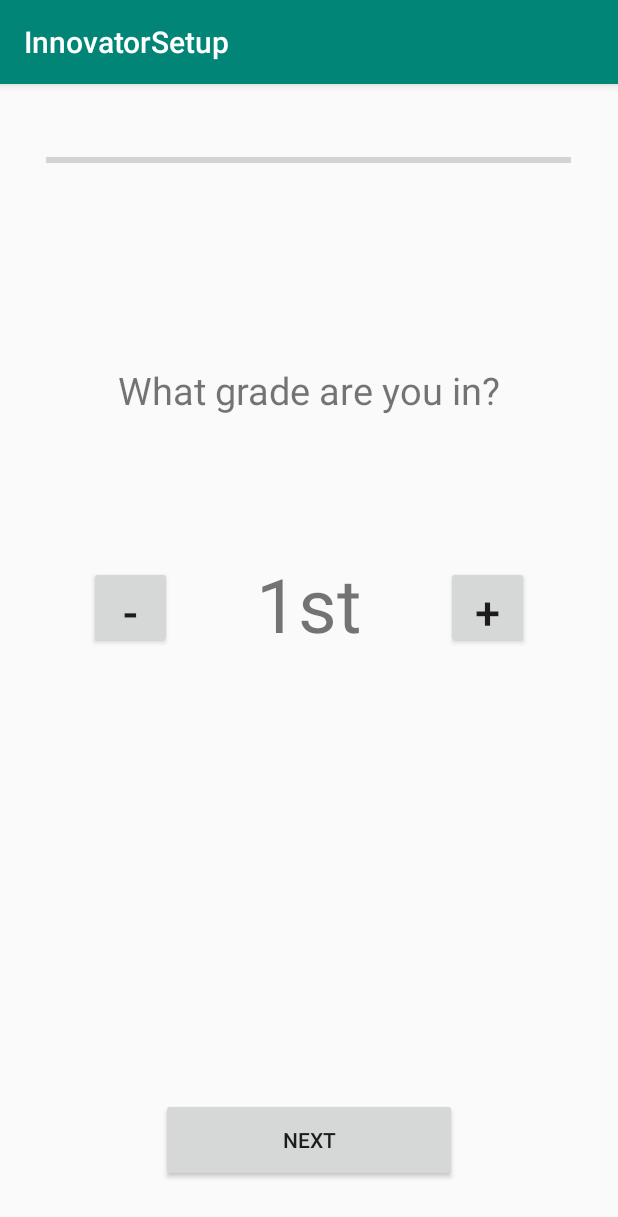
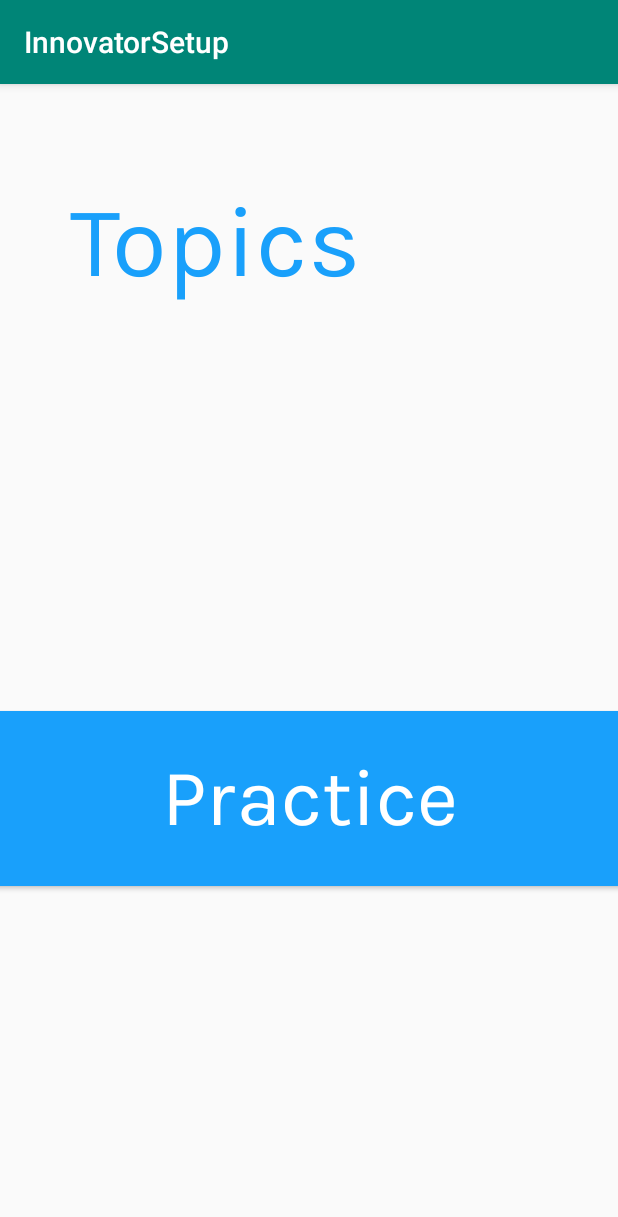
Before and after one commit to tzhuang1/Innovator, an Android app: the screen it shows after launch (MainActivity), on a phone screen of 412 x 824 dp. Shown: the top 1217 px of the screen. Run offline under Robolectric (Android 15) with nearby library versions, the phone set to English and light mode, and no system bars.

Commit message:
styles, add fonts, etc etc

```diff
--- a/app/src/main/AndroidManifest.xml
+++ b/app/src/main/AndroidManifest.xml
@@ -9,7 +9,7 @@
         android:roundIcon="@mipmap/ic_launcher_round"
         android:supportsRtl="true"
         android:theme="@style/AppTheme">
-        <activity android:name=".MainActivity">
+        <activity android:name="com.example.innovatorTopicSelection.MainActivity">
             <intent-filter>
                 <action android:name="android.intent.action.MAIN" />
 
--- /dev/null
+++ b/app/src/main/java/com/example/innovatorTopicSelection/MainActivity.java
@@ -0,0 +1,24 @@
+package com.example.innovatorTopicSelection;
+
+import android.os.Bundle;
+import android.widget.Button;
+
+import androidx.appcompat.app.AppCompatActivity;
+
+import com.example.innovatorsetup.R;
+
+
+public class MainActivity extends AppCompatActivity {
+
+    Button startPracticeButton;
+
+    @Override
+    protected void onCreate(Bundle savedInstanceState) {
+        super.onCreate(savedInstanceState);
+        setContentView(R.layout.activity_topic_select);
+        startPracticeButton = findViewById(R.id.practice_start_button);
+
+
+
+    }
+}
--- a/app/src/main/java/com/example/innovatorsetup/MainActivity.java
+++ /dev/null
@@ -1,18 +0,0 @@
-package com.example.innovatorsetup;
-
-import android.os.Bundle;
-
-import androidx.appcompat.app.AppCompatActivity;
-
-
-
-
-public class MainActivity extends AppCompatActivity {
-
-    @Override
-    protected void onCreate(Bundle savedInstanceState) {
-        super.onCreate(savedInstanceState);
-        setContentView(R.layout.activity_main);
-
-    }
-}
--- a/app/src/main/res/layout/activity_main.xml
+++ /dev/null
@@ -1,119 +0,0 @@
-<?xml version="1.0" encoding="utf-8"?>
-<androidx.constraintlayout.widget.ConstraintLayout xmlns:android="http://schemas.android.com/apk/res/android"
-    xmlns:app="http://schemas.android.com/apk/res-auto"
-    xmlns:tools="http://schemas.android.com/tools"
-    android:layout_width="match_parent"
-    android:layout_height="match_parent"
-    tools:context=".MainActivity">
-
-    <Button
-        android:id="@+id/gradeSelectLeftBtn"
-        android:layout_width="55dp"
-        android:layout_height="55dp"
-        android:layout_marginStart="8dp"
-        android:layout_marginLeft="8dp"
-        android:layout_marginTop="8dp"
-        android:layout_marginEnd="8dp"
-        android:layout_marginRight="8dp"
-        android:layout_marginBottom="8dp"
-        android:text="-"
-        android:textSize="30sp"
-        app:layout_constraintBottom_toBottomOf="parent"
-        app:layout_constraintEnd_toEndOf="parent"
-        app:layout_constraintHorizontal_bias="0.15"
-        app:layout_constraintStart_toStartOf="parent"
-        app:layout_constraintTop_toTopOf="parent"
-        app:layout_constraintVertical_bias="0.45" />
-
-    <Button
-        android:id="@+id/gradeSelectRightBtn"
-        android:layout_width="55dp"
-        android:layout_height="55dp"
-        android:layout_marginStart="8dp"
-        android:layout_marginLeft="8dp"
-        android:layout_marginTop="8dp"
-        android:layout_marginEnd="8dp"
-        android:layout_marginRight="8dp"
-        android:layout_marginBottom="8dp"
-        android:text="+"
-        android:textSize="30sp"
-        app:layout_constraintBottom_toBottomOf="parent"
-        app:layout_constraintEnd_toEndOf="parent"
-        app:layout_constraintHorizontal_bias="0.85"
-        app:layout_constraintStart_toStartOf="parent"
-        app:layout_constraintTop_toTopOf="parent"
-        app:layout_constraintVertical_bias="0.45" />
-
-    <TextView
-        android:id="@+id/setupGradeSelectTxt"
-        android:layout_width="wrap_content"
-        android:layout_height="wrap_content"
-        android:layout_marginStart="8dp"
-        android:layout_marginLeft="8dp"
-        android:layout_marginTop="4dp"
-        android:layout_marginEnd="8dp"
-        android:layout_marginRight="8dp"
-        android:layout_marginBottom="8dp"
-        android:text="@string/setup_grade_select_text"
-        android:textSize="25sp"
-        app:layout_constraintBottom_toBottomOf="parent"
-        app:layout_constraintEnd_toEndOf="parent"
-        app:layout_constraintStart_toStartOf="parent"
-        app:layout_constraintTop_toTopOf="parent"
-        app:layout_constraintVertical_bias="0.253" />
-
-    <TextView
-        android:id="@+id/setupGradeDisplayTxt"
-        android:layout_width="wrap_content"
-        android:layout_height="wrap_content"
-        android:layout_marginStart="8dp"
-        android:layout_marginLeft="8dp"
-        android:layout_marginTop="8dp"
-        android:layout_marginEnd="8dp"
-        android:layout_marginRight="8dp"
-        android:layout_marginBottom="8dp"
-        android:text="1st"
-        android:textSize="50sp"
-        app:layout_constraintBottom_toBottomOf="parent"
-        app:layout_constraintEnd_toStartOf="@+id/gradeSelectRightBtn"
-        app:layout_constraintStart_toEndOf="@+id/gradeSelectLeftBtn"
-        app:layout_constraintTop_toBottomOf="@+id/setupGradeSelectTxt"
-        app:layout_constraintVertical_bias="0.18" />
-
-    <ProgressBar
-        android:id="@+id/progressBar"
-        style="?android:attr/progressBarStyleHorizontal"
-        android:layout_width="350dp"
-        android:layout_height="30dp"
-        android:layout_marginStart="8dp"
-        android:layout_marginLeft="8dp"
-        android:layout_marginEnd="8dp"
-        android:layout_marginRight="8dp"
-        android:layout_marginBottom="8dp"
-        android:max="2"
-        android:progress="0"
-        app:layout_constraintBottom_toBottomOf="parent"
-        app:layout_constraintEnd_toEndOf="parent"
-        app:layout_constraintHorizontal_bias="0.494"
-        app:layout_constraintStart_toStartOf="parent"
-        app:layout_constraintTop_toTopOf="parent"
-        app:layout_constraintVertical_bias="0.049" />
-
-    <Button
-        android:id="@+id/setupGradeNextBtn"
-        android:layout_width="197dp"
-        android:layout_height="56dp"
-        android:layout_marginStart="8dp"
-        android:layout_marginLeft="8dp"
-        android:layout_marginTop="8dp"
-        android:layout_marginEnd="8dp"
-        android:layout_marginRight="8dp"
-        android:layout_marginBottom="8dp"
-        android:text="Next"
-        app:layout_constraintBottom_toBottomOf="parent"
-        app:layout_constraintEnd_toEndOf="parent"
-        app:layout_constraintStart_toStartOf="parent"
-        app:layout_constraintTop_toTopOf="parent"
-        app:layout_constraintVertical_bias="0.96" />
-
-</androidx.constraintlayout.widget.ConstraintLayout>
--- /dev/null
+++ b/app/src/main/res/layout/activity_topic_select.xml
@@ -0,0 +1,39 @@
+<?xml version="1.0" encoding="utf-8"?>
+<androidx.constraintlayout.widget.ConstraintLayout xmlns:android="http://schemas.android.com/apk/res/android"
+    xmlns:app="http://schemas.android.com/apk/res-auto"
+    xmlns:tools="http://schemas.android.com/tools"
+    android:layout_width="match_parent"
+    android:layout_height="match_parent"
+    tools:context="com.example.innovatorTopicSelection.MainActivity">
+
+    <TextView
+        android:layout_width="wrap_content"
+        android:layout_height="wrap_content"
+        android:text="Topics"
+        app:layout_constraintTop_toTopOf="parent"
+        app:layout_constraintLeft_toLeftOf="parent"
+        android:layout_marginLeft="70px"
+        android:layout_marginTop="100px"
+        android:textColor="#19A0FB"
+        android:textSize="100px"
+        android:fontFamily="@font/Karla-Regular"/>
+
+
+    <Button
+        android:layout_width="650px"
+        android:layout_height="175px"
+        app:layout_constraintLeft_toLeftOf="parent"
+        app:layout_constraintRight_toRightOf="parent"
+        app:layout_constraintBottom_toBottomOf="parent"
+        android:layout_marginBottom="350px"
+        android:background="#19A0FB"
+        android:textColor="#ffffff"
+        android:textSize="80px"
+        android:text="Practice"
+        android:textAllCaps="false"
+        android:id="@+id/practice_start_button"
+        android:fontFamily="@font/Karla-Regular"
+        />
+
+
+</androidx.constraintlayout.widget.ConstraintLayout>
--- a/app/src/main/res/values/styles.xml
+++ b/app/src/main/res/values/styles.xml
@@ -1,4 +1,11 @@
 <resources>
+    <style name="ThemeColors">
+        <item name="android:color">#19A0FB</item>
+        <!--<item name="android:fontFamily">@font/Karla-Regular</item> requires min API 16; current is 15-->
+
+
+    </style>
+
 
     <!-- Base application theme. -->
     <style name="AppTheme" parent="Theme.AppCompat.Light.DarkActionBar">
```
Also changed, not shown: app/src/main/res/font/Karla-Bold.ttf (added), app/src/main/res/font/Karla-BoldItalic.ttf (added), app/src/main/res/font/Karla-Regular.ttf (added), app/src/main/res/font/Karla-RegularItalic.ttf (added), 7 other files.
